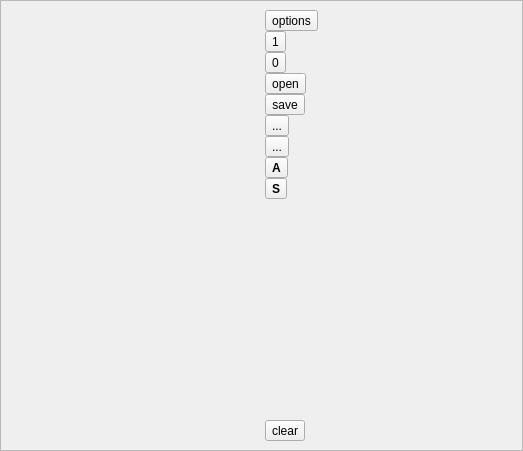
Above: Qt/lib2/GrapherBox/src/grapherbox/ui/grapherbox.ui from RinatB2017/mega_GIT before the change. Below: the same form after it.
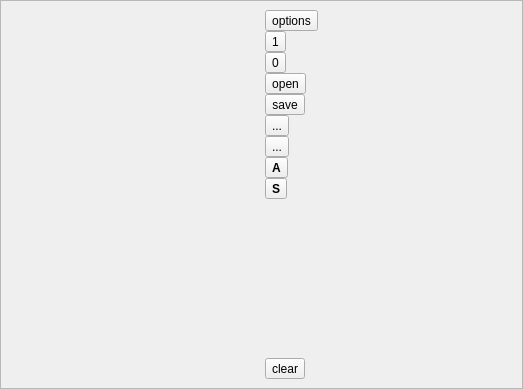
That is the form after the change. Icons and pictures are not drawn. Custom widgets are drawn as their Qt base class.

```diff
--- a/Qt/lib2/GrapherBox/src/grapherbox/ui/grapherbox.ui
+++ b/Qt/lib2/GrapherBox/src/grapherbox/ui/grapherbox.ui
@@ -7,7 +7,7 @@
     <x>0</x>
     <y>0</y>
     <width>523</width>
-    <height>451</height>
+    <height>389</height>
    </rect>
   </property>
   <layout class="QVBoxLayout" name="verticalLayout">
```
